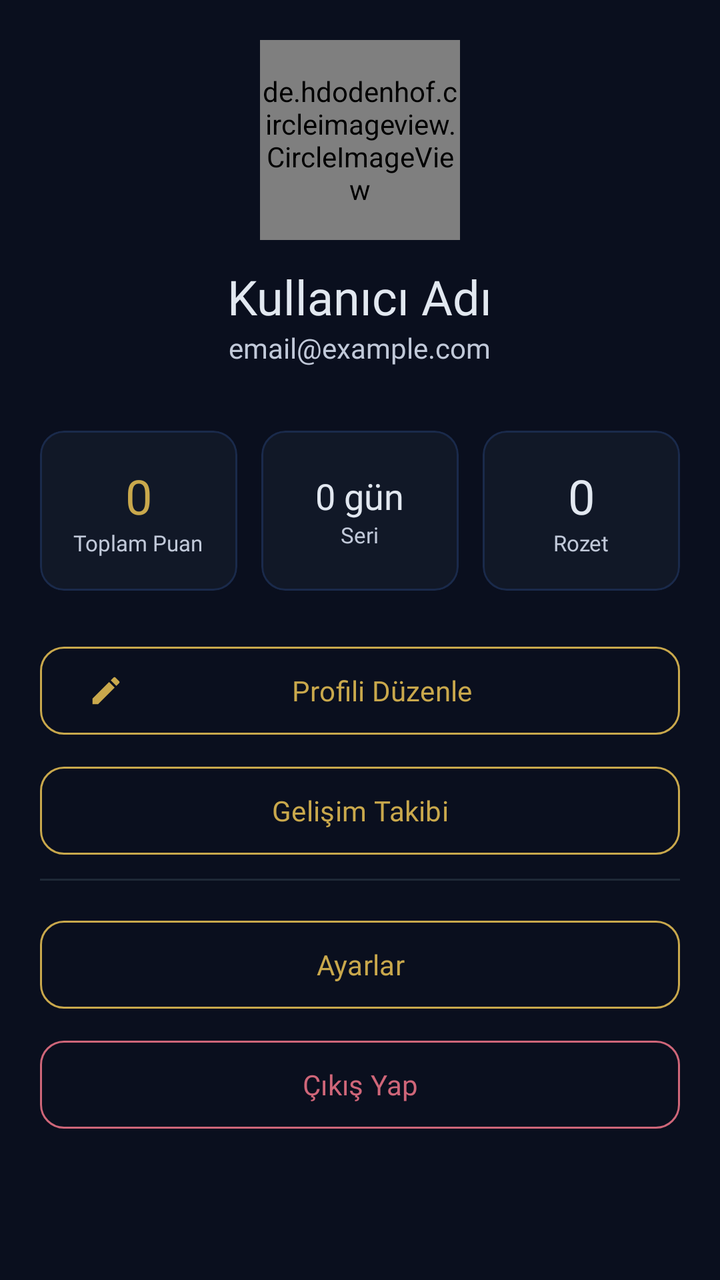
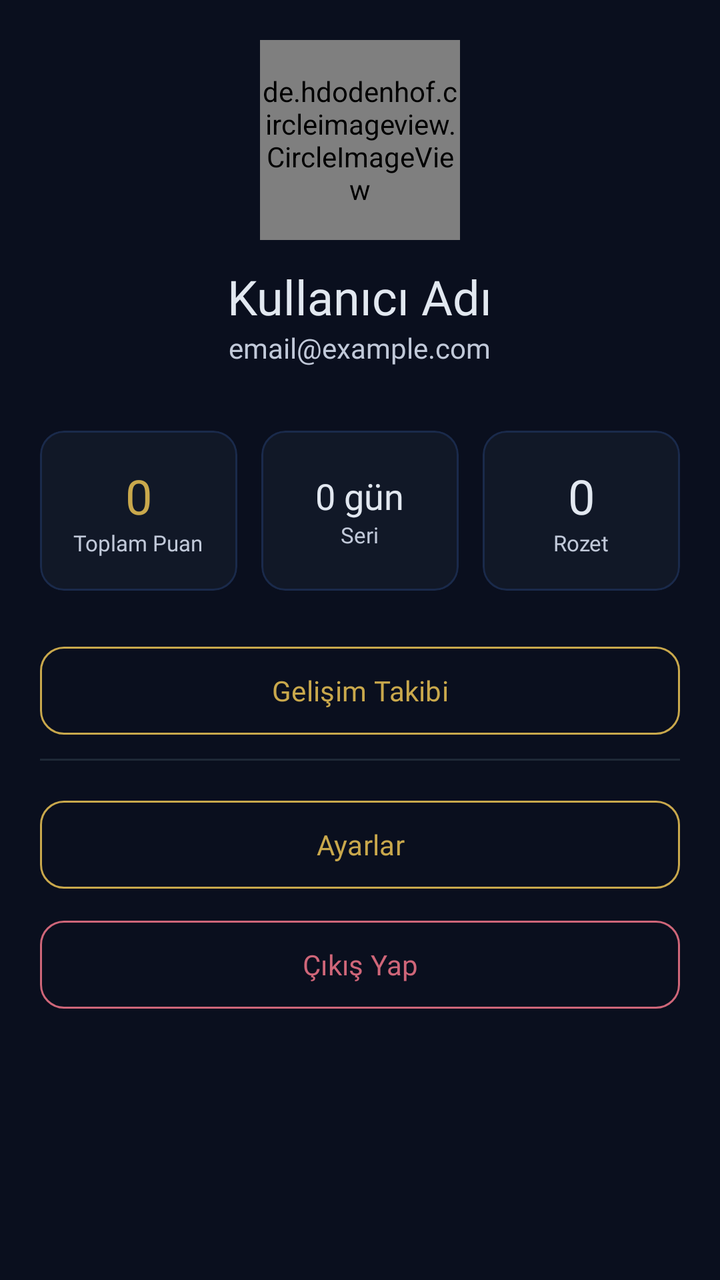

The first picture is an Android layout as it rendered before a commit; the second is the same layout after the commit. The layout source and the unified diff follow.
<!-- AndroidManifest.xml: application theme Theme.KPSSArena -->
<!-- res/layout/fragment_profile.xml -->
<?xml version="1.0" encoding="utf-8"?>
<ScrollView
    xmlns:android="http://schemas.android.com/apk/res/android"
    xmlns:app="http://schemas.android.com/apk/res-auto"
    android:layout_width="match_parent"
    android:layout_height="match_parent"
    android:background="@color/background">
    <LinearLayout
        android:layout_width="match_parent"
        android:layout_height="wrap_content"
        android:orientation="vertical"

        android:padding="20dp">
        
        <LinearLayout
            android:layout_width="match_parent"
            android:layout_height="wrap_content"
            android:orientation="vertical"
            android:gravity="center"
            android:layout_marginBottom="24dp">
            <de.hdodenhof.circleimageview.CircleImageView
                android:id="@+id/iv_avatar"
                android:layout_width="100dp"
                android:layout_height="100dp"
                android:src="@drawable/ic_default_avatar"
                app:civ_border_color="@color/primary"
                app:civ_border_width="3dp"
                android:layout_marginBottom="12dp" />
            <TextView
                android:id="@+id/tv_username"
                android:layout_width="wrap_content"
                android:layout_height="wrap_content"
                android:text="@string/placeholder_username_default"
                android:textColor="@color/on_surface"
                android:textSize="24sp"
                android:fontFamily="@font/inter_bold" />
            <TextView
                android:id="@+id/tv_email"
                android:layout_width="wrap_content"
                android:layout_height="wrap_content"
                android:text="@string/placeholder_email_default"
                android:textColor="@color/on_surface_variant"
                android:textSize="14sp"
                android:layout_marginBottom="8dp" />
        </LinearLayout>
        
        <LinearLayout
            android:layout_width="match_parent"
            android:layout_height="wrap_content"
            android:orientation="horizontal"
            android:layout_marginBottom="24dp">
            <com.google.android.material.card.MaterialCardView
                android:layout_width="0dp"
                android:layout_height="80dp"
                android:layout_weight="1"
                android:layout_marginEnd="8dp"
                app:cardCornerRadius="12dp"
                app:cardBackgroundColor="@color/surface">
                <LinearLayout
                    android:layout_width="match_parent"
                    android:layout_height="match_parent"
                    android:orientation="vertical"
                    android:gravity="center">
                    <TextView
                        android:id="@+id/tv_total_score"
                        android:layout_width="wrap_content"
                        android:layout_height="wrap_content"
                        android:text="@string/placeholder_zero"
                        android:textColor="@color/primary"
                        android:textSize="24sp"
                        android:fontFamily="@font/inter_bold" />
                    <TextView
                        android:layout_width="wrap_content"

                        android:layout_height="wrap_content"
                        android:text="@string/label_total_score"
                        android:textColor="@color/on_surface_variant"
                        android:textSize="11sp" />
                </LinearLayout>
            </com.google.android.material.card.MaterialCardView>
            <com.google.android.material.card.MaterialCardView
                android:layout_width="0dp"
                android:layout_height="80dp"
                android:layout_weight="1"
                android:layout_marginHorizontal="4dp"
                app:cardCornerRadius="12dp"
                app:cardBackgroundColor="@color/surface">
                <LinearLayout
                    android:layout_width="match_parent"
                    android:layout_height="match_parent"
                    android:orientation="vertical"
                    android:gravity="center">
                    <TextView
                        android:id="@+id/tv_streak"
                        android:layout_width="wrap_content"
                        android:layout_height="wrap_content"
                        android:text="@string/placeholder_streak_days_default"
                        android:textColor="@color/on_surface"
                        android:textSize="18sp"
                        android:fontFamily="@font/inter_bold" />
                    <TextView
                        android:layout_width="wrap_content"
                        android:layout_height="wrap_content"
                        android:text="@string/label_streak"
                        android:textColor="@color/on_surface_variant"
                        android:textSize="11sp" />
                </LinearLayout>

            </com.google.android.material.card.MaterialCardView>
            <com.google.android.material.card.MaterialCardView
                android:layout_width="0dp"
                android:layout_height="80dp"
                android:layout_weight="1"
                android:layout_marginStart="8dp"
                app:cardCornerRadius="12dp"
                app:cardBackgroundColor="@color/surface">
                <LinearLayout
                    android:layout_width="match_parent"
                    android:layout_height="match_parent"
                    android:orientation="vertical"
                    android:gravity="center">
                    <TextView
                        android:id="@+id/tv_badge_count"
                        android:layout_width="wrap_content"
                        android:layout_height="wrap_content"
                        android:text="@string/placeholder_zero"
                        android:textColor="@color/on_surface"
                        android:textSize="24sp"
                        android:fontFamily="@font/inter_bold" />
                    <TextView
                        android:layout_width="wrap_content"
                        android:layout_height="wrap_content"
                        android:text="@string/label_badge"
                        android:textColor="@color/on_surface_variant"
                        android:textSize="11sp" />
                </LinearLayout>
            </com.google.android.material.card.MaterialCardView>
        </LinearLayout>
        

        <com.google.android.material.button.MaterialButton
            android:id="@+id/btn_edit_profile"
            style="@style/Widget.KPSSArena.Button.Outlined"
            android:layout_width="match_parent"
            android:layout_height="52dp"
            android:text="@string/action_edit_profile"
            app:icon="@drawable/ic_edit"
            android:layout_marginBottom="8dp" />
        <com.google.android.material.button.MaterialButton
            android:id="@+id/btn_stats"
            style="@style/Widget.KPSSArena.Button.Outlined"
            android:layout_width="match_parent"
            android:layout_height="52dp"
            android:text="@string/stats_title"
            android:layout_marginBottom="8dp" />
        <View
            android:layout_width="match_parent"
            android:layout_height="1dp"
            android:background="@color/divider"
            android:layout_marginBottom="16dp" />
        <com.google.android.material.button.MaterialButton
            android:id="@+id/btn_settings"
            style="@style/Widget.KPSSArena.Button.Outlined"
            android:layout_width="match_parent"
            android:layout_height="52dp"
            android:text="@string/settings_title"

            android:layout_marginBottom="8dp" />
        <com.google.android.material.button.MaterialButton
            android:id="@+id/btn_logout"
            style="@style/Widget.KPSSArena.Button.Outlined"
            android:layout_width="match_parent"
            android:layout_height="52dp"
            android:text="@string/action_logout"
            android:textColor="@color/error"
            app:strokeColor="@color/error" />
    </LinearLayout>
</ScrollView>
<!-- resources referenced by this layout -->
<resources>
  <color name="background">#0A0F1E</color>
  <color name="divider">#1F2937</color>
  <color name="error">#CF6679</color>
  <color name="on_surface">#E2E8F0</color>
  <color name="on_surface_variant">#C1C9D9</color>
  <color name="primary">#C9A84C</color>
  <color name="surface">#111827</color>
  <!-- drawable ic_default_avatar (drawable) -->
  <?xml version="1.0" encoding="utf-8"?>
  <vector xmlns:android="http://schemas.android.com/apk/res/android"
      android:width="100dp"
      android:height="100dp"
      android:viewportWidth="100"
      android:viewportHeight="100">
      <path
          android:fillColor="@color/outline"
          android:pathData="M50,50m-50,0a50,50 0,1 1,100 0a50,50 0,1 1,-100 0" />
      <path
          android:fillColor="@color/outline_variant"
          android:pathData="M50,20c-8.284,0 -15,6.716 -15,15c0,8.284 6.716,15 15,15c8.284,0 15,-6.716 15,-15c0,-8.284 -6.716,-15 -15,-15zM50,55c-16.569,0 -30,13.431 -30,30v10c0,2.761 2.239,5 5,5h50c2.761,0 5,-2.239 5,-5v-10c0,-16.569 -13.431,-30 -30,-30z" />
  </vector>
  <!-- drawable ic_edit (drawable) -->
  <?xml version="1.0" encoding="utf-8"?>
  <vector xmlns:android="http://schemas.android.com/apk/res/android"
      android:width="24dp"
      android:height="24dp"
      android:viewportWidth="24"
      android:viewportHeight="24">
      <path
          android:fillColor="@color/primary"
          android:pathData="M3,17.25V21h3.75L17.81,9.94l-3.75,-3.75L3,17.25zM20.71,7.04c0.39,-0.39 0.39,-1.02 0,-1.41l-2.34,-2.34c-0.39,-0.39 -1.02,-0.39 -1.41,0l-1.83,1.83 3.75,3.75 1.83,-1.83z" />
  </vector>
  <string name="action_edit_profile">Profili Düzenle</string>
  <string name="action_logout">Çıkış Yap</string>
  <string name="label_badge">Rozet</string>
  <string name="label_streak">Seri</string>
  <string name="label_total_score">Toplam Puan</string>
  <string name="placeholder_email_default">email@example.com</string>
  <string name="placeholder_streak_days_default">0 gün</string>
  <string name="placeholder_username_default">Kullanıcı Adı</string>
  <string name="placeholder_zero">0</string>
  <string name="settings_title">Ayarlar</string>
  <string name="stats_title">Gelişim Takibi</string>
  <style name="Widget.KPSSArena.Button.Outlined" parent="Widget.Material3.Button.OutlinedButton">
          <item name="cornerRadius">12dp</item>
          <item name="android:textAllCaps">false</item>
  
          <item name="strokeColor">@color/primary</item>
      </style>
  <color name="outline">#3A4A6B</color>
  <color name="outline_variant">#1A2A4B</color>
  <style name="ShapeAppearance.KPSSArena.Small" parent="ShapeAppearance.Material3.Corner.Small">
          <item name="cornerFamily">rounded</item>
          <item name="cornerSize">12dp</item>
      </style>
  <style name="ShapeAppearance.KPSSArena.Medium" parent="ShapeAppearance.Material3.Corner.Medium">
          <item name="cornerFamily">rounded</item>
          <item name="cornerSize">16dp</item>
      </style>
  <style name="ShapeAppearance.KPSSArena.Large" parent="ShapeAppearance.Material3.Corner.Large">
          <item name="cornerFamily">rounded</item>
          <item name="cornerSize">24dp</item>
      </style>
  <!-- unchanged entries left out for length: 1 -->
</resources>

<!-- the commit's change to res/layout/fragment_profile.xml (unified diff, before → after) -->
@@ -140,6 +140,7 @@
 
         <com.google.android.material.button.MaterialButton
             android:id="@+id/btn_edit_profile"
+            android:visibility="gone"
             style="@style/Widget.KPSSArena.Button.Outlined"
             android:layout_width="match_parent"
             android:layout_height="52dp"
